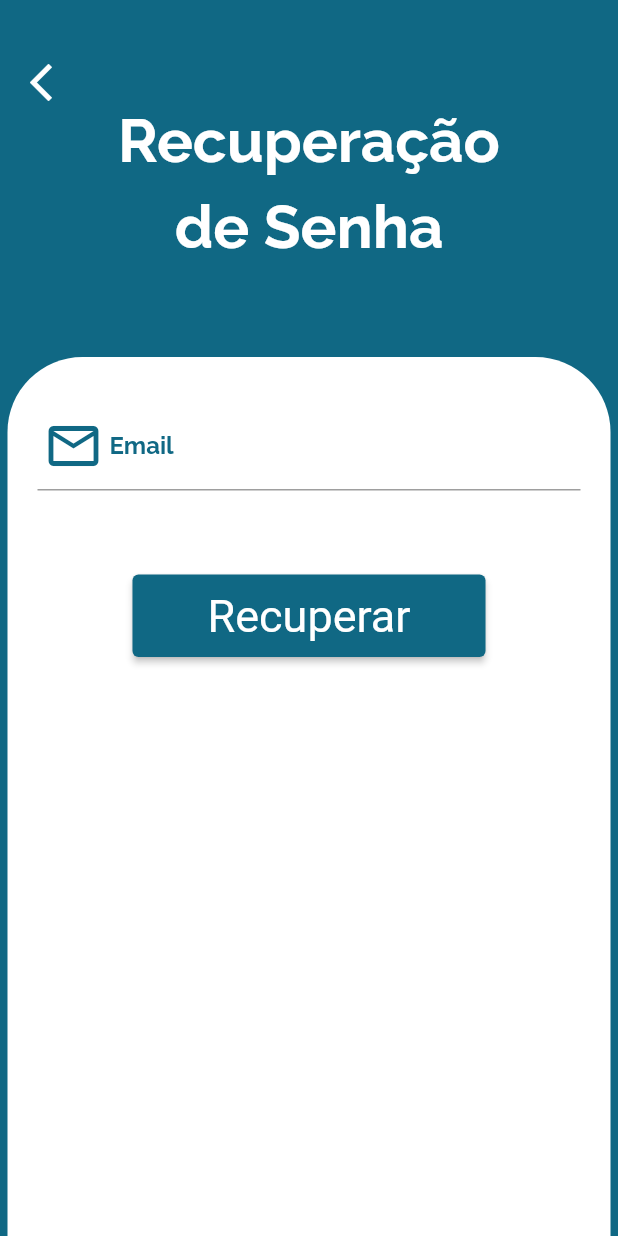
After one commit to EmanuelCezardm/SummariesApp, a Flutter app: the PasswordRecoveryScreen screen opened by its route, on a phone screen of 412 x 824 dp. The commit adds this screen. Run offline on Flutter 3.47's test engine with Material 2 defaults, Android fonts, the phone set to English and light mode, and no system bars; our stand-ins replace mask_text_input_formatter.

Commit message:
Add: PasswordRecoveryScreen

```diff
--- a/lib/main.dart
+++ b/lib/main.dart
@@ -4,6 +4,7 @@ import 'package:summaries_app/ui/screens/contents_screen.dart';
 import 'package:summaries_app/ui/screens/about_screen.dart';
 import 'package:summaries_app/ui/screens/favorites_screen.dart';
 import 'package:summaries_app/ui/screens/home_screen.dart';
+import 'package:summaries_app/ui/screens/password_recovery_screen.dart';
 import 'package:summaries_app/ui/screens/profile_screen.dart';
 import 'package:summaries_app/ui/screens/register_screen.dart';
 import 'package:summaries_app/ui/screens/login_screen.dart';
@@ -36,6 +37,7 @@ class MyApp extends StatelessWidget {
         '/profile': (context) => const ProfileScreen(),
         '/summaries': (context) => const SummariesScreen(),
         '/favorites': (context) => const FavoritesScreen(),
+        '/passwordRecovery': (context) => const PasswordRecoveryScreen(),
       },
       home: const LoginScreen(),
     );
--- a/lib/ui/screens/login_screen.dart
+++ b/lib/ui/screens/login_screen.dart
@@ -43,7 +43,10 @@ class _LoginScreenState extends State<LoginScreen> {
           Text(
             'Login',
             style: TextStyle(
-                fontSize: 80, fontWeight: FontWeight.w500, color: Colors.white),
+              fontSize: 80,
+              fontWeight: FontWeight.w500,
+              color: Colors.white,
+            ),
           ),
           SizedBox(
             height: 10,
@@ -51,7 +54,10 @@ class _LoginScreenState extends State<LoginScreen> {
           Text(
             'Bem-vindo de volta',
             style: TextStyle(
-                fontSize: 15, fontWeight: FontWeight.w500, color: Colors.white),
+              fontSize: 15,
+              fontWeight: FontWeight.w500,
+              color: Colors.white,
+            ),
           ),
         ],
       ),
@@ -138,7 +144,7 @@ class _LoginScreenState extends State<LoginScreen> {
   _buildSenha() {
     return GestureDetector(
       onTap: () {
-        debugPrint('Foi clicado');
+        Navigator.pushNamed(context, '/passwordRecovery');
       },
       child: Container(
         alignment: Alignment.topRight,
--- /dev/null
+++ b/lib/ui/screens/password_recovery_screen.dart
@@ -0,0 +1,198 @@
+import 'package:flutter/cupertino.dart';
+import 'package:flutter/foundation.dart';
+import 'package:flutter/material.dart';
+import 'package:flutter/services.dart';
+import 'package:summaries_app/ui/styles/app_colors.dart';
+import 'package:summaries_app/ui/widgets/app_text.dart';
+
+class PasswordRecoveryScreen extends StatefulWidget {
+  const PasswordRecoveryScreen({Key? key}) : super(key: key);
+
+  @override
+  _PasswordRecoveryScreenState createState() => _PasswordRecoveryScreenState();
+}
+
+bool passwordVisible = true;
+
+class _PasswordRecoveryScreenState extends State<PasswordRecoveryScreen> {
+  final _formKey = GlobalKey<FormState>();
+  final TextEditingController _emailController = TextEditingController();
+
+  get onPressed => null;
+  @override
+  Widget build(BuildContext context) {
+    final Size size = MediaQuery.of(context).size;
+    return Scaffold(
+      backgroundColor: AppColors.blue,
+      body: SingleChildScrollView(
+        child: Column(children: [
+          _buildTitle(size),
+          _buildForm(size),
+        ]),
+      ),
+    );
+  }
+
+  _buildTitle(size) {
+    return Container(
+      height: size.height * .25,
+      padding: const EdgeInsets.only(top: 40, left: 10, right: 10),
+      child: Center(
+        child: Column(
+          children: [
+            Container(
+              padding: const EdgeInsets.only(left: 10),
+              alignment: Alignment.bottomLeft,
+              child: GestureDetector(
+                onTap: () {
+                  Navigator.pop(context);
+                },
+                child: const Icon(
+                  Icons.arrow_back_ios,
+                  color: AppColors.white,
+                  size: 30,
+                ),
+              ),
+            ),
+            const Text(
+              'Recuperação',
+              style: TextStyle(
+                fontSize: 40,
+                fontWeight: FontWeight.w500,
+                color: AppColors.white,
+              ),
+            ),
+            const SizedBox(
+              height: 10,
+            ),
+            const Text(
+              'de Senha',
+              style: TextStyle(
+                fontSize: 40,
+                fontWeight: FontWeight.w500,
+                color: Colors.white,
+              ),
+            ),
+          ],
+        ),
+      ),
+    );
+  }
+
+  _buildForm(size) {
+    return Stack(
+      children: <Widget>[
+        Container(
+          padding: const EdgeInsets.only(left: 5, right: 5, top: 32),
+          height: size.height * .75,
+          child: Container(
+              decoration: const BoxDecoration(
+                  color: Colors.white,
+                  borderRadius: BorderRadius.only(
+                    topLeft: Radius.circular(50),
+                    topRight: Radius.circular(50),
+                  )),
+              child: Container(
+                margin:
+                    const EdgeInsets.symmetric(vertical: 30, horizontal: 20),
+                child: Form(
+                  key: _formKey,
+                  child: Column(
+                    children: [
+                      TextFormField(
+                        controller: _emailController,
+                        validator: _emailValidator(),
+                        decoration: const InputDecoration(
+                          prefixIcon: Icon(
+                            Icons.email_outlined,
+                            color: AppColors.blue,
+                            size: 40,
+                          ),
+                          labelText: 'Email',
+                          hintText: 'Digite seu email',
+                          labelStyle: TextStyle(
+                            color: AppColors.blue,
+                          ),
+                        ),
+                        keyboardType: TextInputType.text,
+                      ),
+                      const SizedBox(
+                        height: 56,
+                      ),
+                      _buildButtom(),
+                    ],
+                  ),
+                ),
+              )),
+        ),
+      ],
+    );
+  }
+
+  _buildButtom() {
+    return ElevatedButton(
+      style: ElevatedButton.styleFrom(
+        primary: AppColors.blue,
+        padding: const EdgeInsets.symmetric(
+          vertical: 10,
+          horizontal: 50,
+        ),
+        textStyle: const TextStyle(
+          color: Colors.black,
+          fontSize: 30,
+        ),
+      ),
+      onPressed: () {
+        _functionRecuperar(context);
+      },
+      child: const Text('Recuperar'),
+    );
+  }
+
+  _emailValidator() {
+    (value) {
+      if (value == null || value.isEmpty) {
+        return 'O campo é obrigatório!';
+      }
+      if (!value.contains("@")) {
+        return "O e-mail precisa do @";
+      }
+      return null;
+    };
+  }
+
+  _functionRecuperar(context) {
+    return showDialog(
+      barrierDismissible: false,
+      context: context,
+      builder: (BuildContext context) {
+        return AlertDialog(
+          actionsAlignment: MainAxisAlignment.center,
+          backgroundColor: AppColors.background,
+          title: const AppText(
+            fontSize: 20,
+            text:
+                'Será enviado uma mensagem para esse e-mail contendo os passos necessários para recuperar a senha.',
+            align: TextAlign.center,
+            fontFamily: 'Raleway',
+          ),
+          actions: [
+            CupertinoButton(
+              child: const AppText(
+                fontSize: 20,
+                fontFamily: 'Raleway',
+                text: 'Ok',
+                color: AppColors.blue,
+                align: TextAlign.center,
+              ),
+              onPressed: () {
+                Navigator.pop(context);
+                Navigator.pop(context);
+              },
+            ),
+          ],
+        );
+      },
+    );
+  }
+}
--- a/lib/ui/widgets/app_drawer.dart
+++ b/lib/ui/widgets/app_drawer.dart
@@ -103,7 +103,7 @@ class AppDrawer extends StatelessWidget {
                 align: TextAlign.center,
               ),
               onPressed: () {
-                Navigator.of(context).pop();
+                Navigator.pop(context);
               },
             ),
           ],
```
